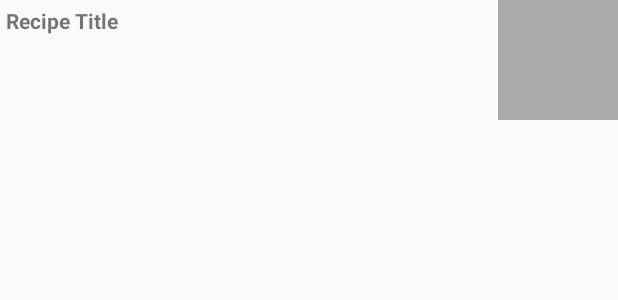
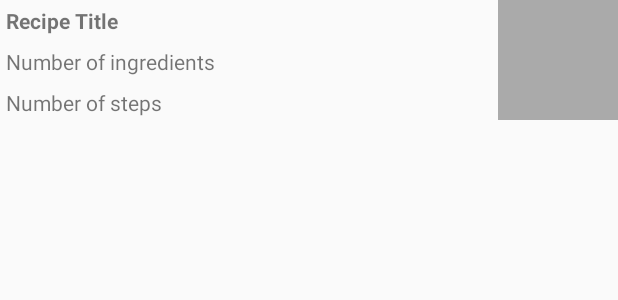
Before and after one commit to scveloso/Old-FollowTheRecipe, an Android app: the layout list_item_recipe.xml on its own in the app's theme, with its tools: preview values and no code run, on a phone screen of 412 x 824 dp. Shown: the top 300 px of the screen. Run offline under Robolectric (Android 15) with nearby library versions, the phone set to English and light mode, and no system bars.

Commit message:
Added subtitles (number of ingredients, number of directions) to RecipeHolder

```diff
--- a/app/src/main/res/layout/list_item_recipe.xml
+++ b/app/src/main/res/layout/list_item_recipe.xml
@@ -23,4 +23,22 @@
         android:padding="4dp"
         tools:text="Recipe Title"/>
 
+    <TextView
+        android:id="@+id/list_item_recipe_number_ingredients_text_view"
+        android:layout_width="match_parent"
+        android:layout_height="wrap_content"
+        android:padding="4dp"
+        android:layout_below="@id/list_item_recipe_title_text_view"
+        tools:text="Number of ingredients"
+        android:layout_toLeftOf="@id/list_item_recipe_image_view"/>
+
+    <TextView
+        android:id="@+id/list_item_recipe_number_directions_text_view"
+        android:layout_width="match_parent"
+        android:layout_height="wrap_content"
+        tools:text="Number of steps"
+        android:padding="4dp"
+        android:layout_below="@id/list_item_recipe_number_ingredients_text_view"
+        android:layout_toLeftOf="@id/list_item_recipe_image_view"/>
+
 </RelativeLayout>
```
Also changed, not shown: app/src/main/java/com/sveloso/followtherecipe/RecipeListFragment.java (+11 -1 lines).
